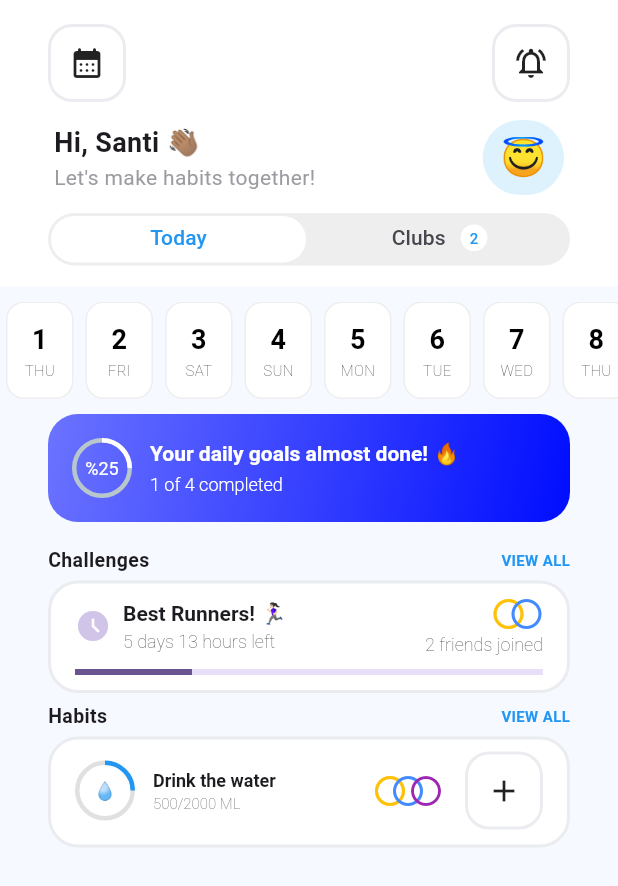
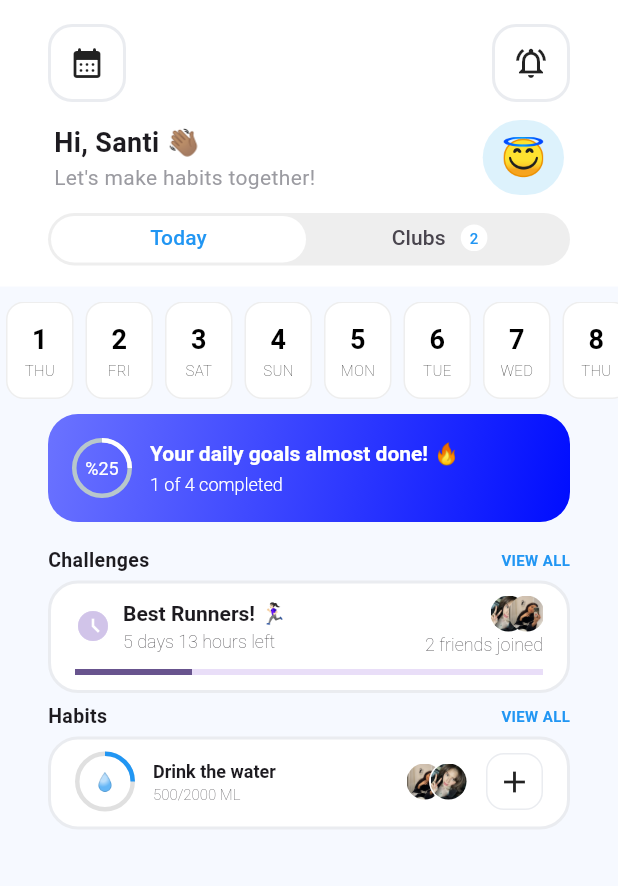
Before and after one commit to CardRapier/HProject, a Flutter app: the screen it shows after launch, on a phone screen of 412 x 824 dp. Shown: the top 886 px of the screen. Run offline on Flutter 3.47's test engine with Material 3 defaults, Android fonts, the phone set to English and light mode, and no system bars; drawn by our look-alikes of percent_indicator, scrollable_positioned_list.

Commit message:
Improve friends images

```diff
--- a/lib/main.dart
+++ b/lib/main.dart
@@ -354,28 +354,40 @@ class MyHomePage extends StatelessWidget {
                                   ),
                                 ],
                               ),
-                              const Column(
+                              Column(
                                 crossAxisAlignment: CrossAxisAlignment.end,
                                 children: [
                                   SizedBox(
                                     width: 35,
                                     child: Stack(
                                       children: [
-                                        Icon(
-                                          Icons.panorama_fisheye_outlined,
-                                          color: Colors.amber,
+                                        ClipOval(
+                                          child: SizedBox.fromSize(
+                                            size: const Size.fromRadius(12),
+                                            child: const Image(
+                                              image: AssetImage(
+                                                  'assets/images/poki.jpeg'),
+                                              fit: BoxFit.cover,
+                                            ),
+                                          ),
                                         ),
                                         Positioned(
                                           left: 12,
-                                          child: Icon(
-                                            Icons.panorama_fisheye_outlined,
-                                            color: Colors.blueAccent,
+                                          child: ClipOval(
+                                            child: SizedBox.fromSize(
+                                              size: const Size.fromRadius(12),
+                                              child: const Image(
+                                                image: AssetImage(
+                                                    'assets/images/valkyrae.jpg'),
+                                                fit: BoxFit.cover,
+                                              ),
+                                            ),
                                           ),
                                         ),
                                       ],
                                     ),
                                   ),
-                                  Text('2 friends joined',
+                                  const Text('2 friends joined',
                                       style: TextStyle(
                                           fontSize: 12,
                                           fontWeight: FontWeight.w200,
@@ -469,38 +481,37 @@ class MyHomePage extends StatelessWidget {
                               ),
                             ],
                           ),
-                          const Row(
+                          Row(
                             children: [
                               SizedBox(
-                                width: 50,
+                                width: 70,
                                 child: Stack(
+                                  alignment: Alignment.centerRight,
                                   children: [
-                                    Icon(
-                                      Icons.panorama_fisheye_outlined,
-                                      color: Colors.amber,
+                                    Positioned(
+                                      right: 16,
+                                      child: friendsPic(
+                                          image: 'assets/images/valkyrae.jpg'),
                                     ),
-                                    Positioned(
-                                      left: 12,
-                                      child: Icon(
-                                        Icons.panorama_fisheye_outlined,
-                                        color: Colors.blueAccent,
-                                      ),
-                                    ),
-                                    Positioned(
-                                      left: 24,
-                                      child: Icon(
-                                        Icons.panorama_fisheye_outlined,
-                                        color: Colors.purple,
-                                      ),
-                                    )
+                                    friendsPic(
+                                        image: 'assets/images/poki.jpeg'),
+
+                                    // Positioned(
+                                    //   left: 36,
+                                    //   child: friendsPic(
+                                    //       image: 'assets/images/faker.jpg'),
+                                    // )
                                   ],
                                 ),
                               ),
-                              SizedBox(
+                              const SizedBox(
                                 width: 12,
                               ),
-                              HeaderButton(
+                              const HeaderButton(
                                 icon: Icons.add,
+                                containerPadding: 6,
+                                borderRadius: 12,
+                                borderWidth: 1,
                               ),
                             ],
                           )
@@ -516,25 +527,54 @@ class MyHomePage extends StatelessWidget {
       ),
     );
   }
+
+  ClipOval friendsPic({required String image}) {
+    return ClipOval(
+      child: Container(
+        color: Colors.white,
+        padding: const EdgeInsets.all(1),
+        child: ClipOval(
+          child: SizedBox.fromSize(
+            size: const Size.fromRadius(12),
+            child: Image(
+              image: AssetImage(image),
+              fit: BoxFit.cover,
+            ),
+          ),
+        ),
+      ),
+    );
+  }
 }
 
 class HeaderButton extends StatelessWidget {
   final VoidCallback? onTap;
   final IconData icon;
-  final double padding = 16;
-  const HeaderButton({super.key, this.onTap, required this.icon});
+  final double borderRadius;
+  final double containerPadding;
+  final double borderWidth;
+  const HeaderButton(
+      {super.key,
+      this.onTap,
+      required this.icon,
+      this.containerPadding = 12,
+      this.borderRadius = 16,
+      this.borderWidth = 2});
 
   @override
   Widget build(BuildContext context) {
     return InkWell(
-      borderRadius: BorderRadius.all(Radius.elliptical(padding, padding)),
+      borderRadius:
+          BorderRadius.all(Radius.elliptical(borderRadius, borderRadius)),
       onTap: onTap ?? () => print("onTap Header Button"),
       child: Container(
-        padding: const EdgeInsets.all(12),
+        padding: EdgeInsets.all(containerPadding),
         decoration: BoxDecoration(
-          borderRadius: BorderRadius.all(Radius.elliptical(padding, padding)),
+          borderRadius:
+              BorderRadius.all(Radius.elliptical(borderRadius, borderRadius)),
           border: Border.all(
-              color: const Color.fromRGBO(234, 236, 240, 1), width: 2),
+              color: const Color.fromRGBO(234, 236, 240, 1),
+              width: borderWidth),
         ),
         child: Icon(
           icon,
--- a/pubspec.yaml
+++ b/pubspec.yaml
@@ -50,9 +50,8 @@ flutter:
   # the material Icons class.
   uses-material-design: true
   # To add assets to your application, add an assets section, like this:
-  # assets:
-  #   - images/a_dot_burr.jpeg
-  #   - images/a_dot_ham.jpeg
+  assets:
+    - assets/images/
   # An image asset can refer to one or more resolution-specific "variants", see
   # https://flutter.dev/assets-and-images/#resolution-aware
   # For details regarding adding assets from package dependencies, see
```
Also changed, not shown: assets/images/faker.jpg (added), assets/images/poki.jpeg (added), assets/images/valkyrae.jpg (added).
